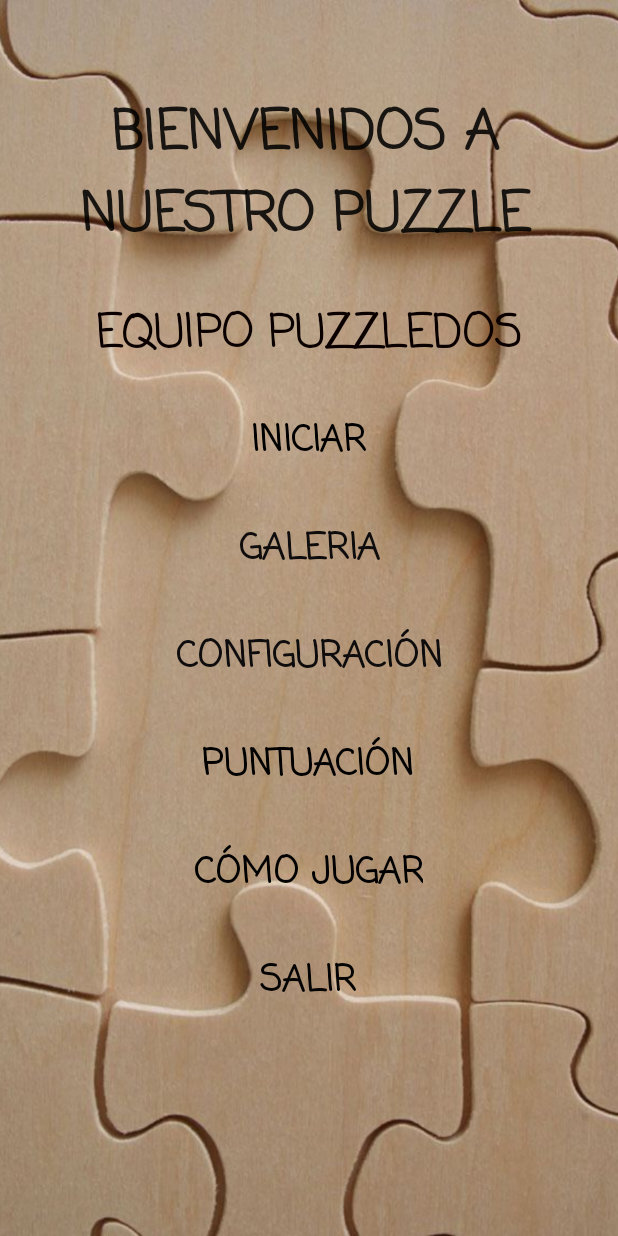
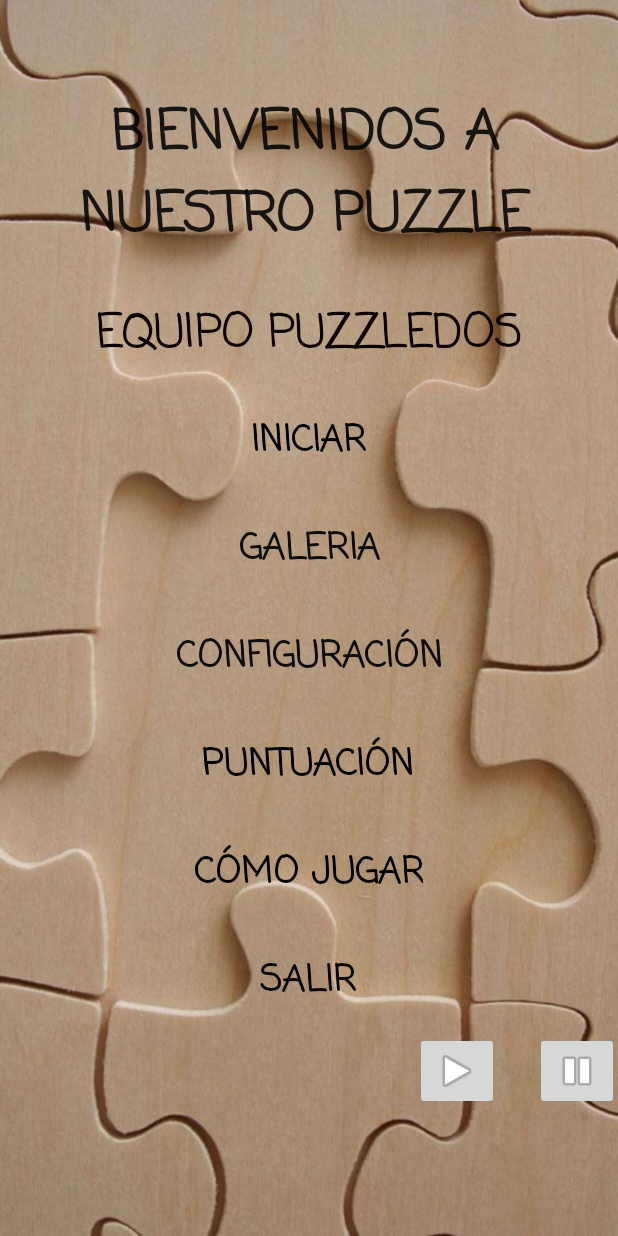
Before and after one commit to Ivacks/PuzzleDos, an Android app: the screen it shows after launch (MainActivity), on a phone screen of 412 x 824 dp. Run offline under Robolectric (Android 15) with nearby library versions, the phone set to English and light mode, and no system bars.

Commit message:
Goku Time
Sonido en la aplicación

```diff
--- a/app/src/main/res/layout/activity_main.xml
+++ b/app/src/main/res/layout/activity_main.xml
@@ -192,4 +192,26 @@
         app:layout_constraintTop_toBottomOf="@+id/textView"
         app:layout_constraintVertical_bias="0.0" />
 
+    <ImageButton
+        android:id="@+id/playButton"
+        android:layout_width="wrap_content"
+        android:layout_height="wrap_content"
+        android:layout_marginStart="27dp"
+        android:layout_marginTop="688dp"
+        android:onClick="playSound"
+        app:layout_constraintStart_toEndOf="@+id/btnExit"
+        app:layout_constraintTop_toTopOf="parent"
+        app:srcCompat="@android:drawable/ic_media_play" />
+
+    <ImageButton
+        android:id="@+id/imageButton3"
+        android:layout_width="wrap_content"
+        android:layout_height="wrap_content"
+        android:layout_marginStart="24dp"
+        android:layout_marginTop="688dp"
+        android:onClick="stopSound"
+        app:layout_constraintStart_toEndOf="@+id/playButton"
+        app:layout_constraintTop_toTopOf="@+id/imageView3"
+        app:srcCompat="@android:drawable/ic_media_pause" />
+
 </android.support.constraint.ConstraintLayout>
```
Also changed, not shown: app/src/main/java/com/example/slidepuzzle/MainActivity.kt (+42 -0 lines), 1 other file.
